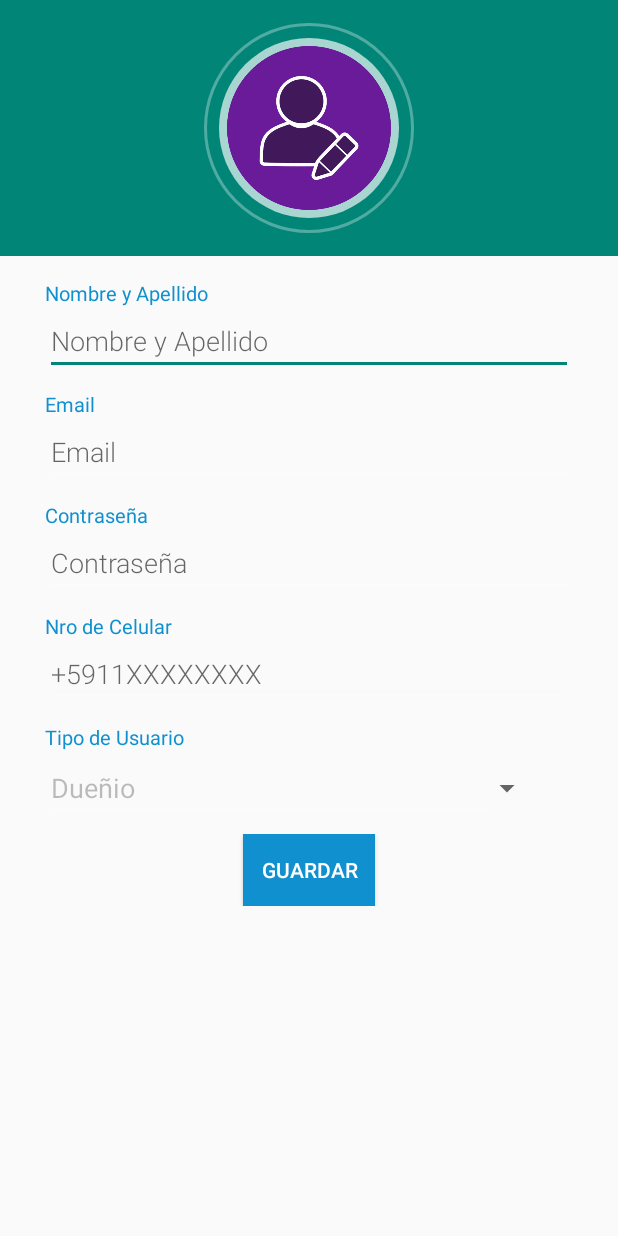
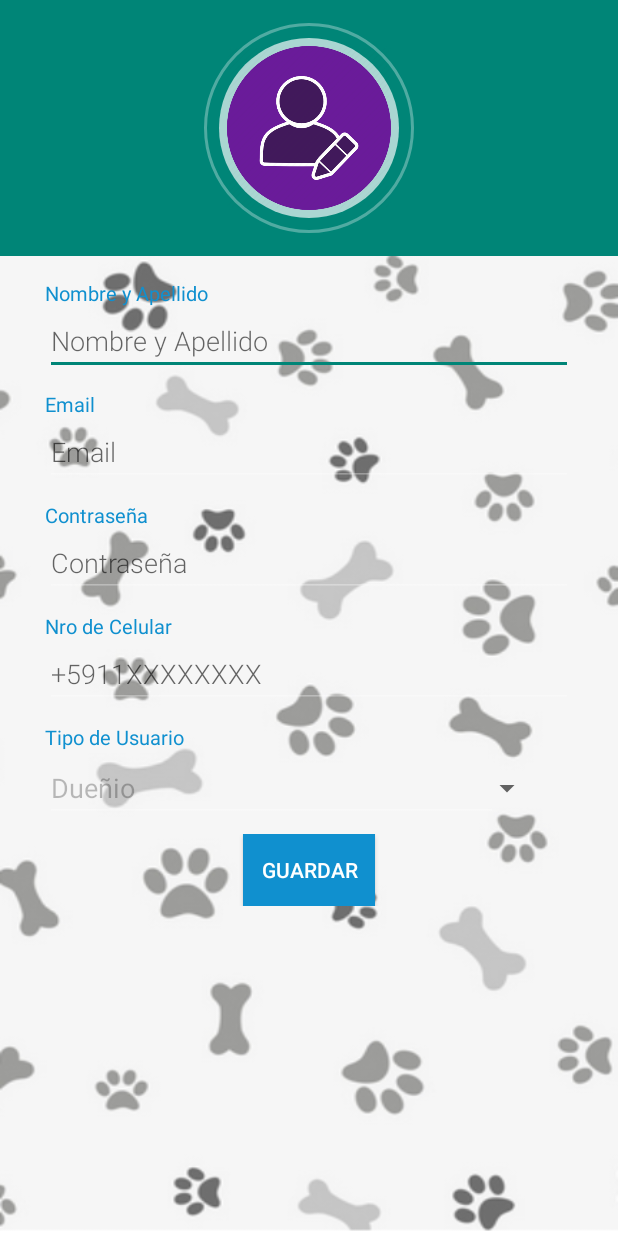
Before and after one commit to UTN-FRBA-Mobile/Dogger, an Android app: the RegisterActivity screen opened directly, with no data from a screen before it, on a phone screen of 412 x 824 dp. Run offline under Robolectric (Android 15) with nearby library versions, the light colour scheme and no system bars; our stand-ins replace Firebase (no records; nobody signed in at launch, a user with empty details on screens opened directly).

Commit message:
cambiar fondo

```diff
--- a/app/src/main/res/layout/activity_register.xml
+++ b/app/src/main/res/layout/activity_register.xml
@@ -55,7 +55,8 @@
         <RelativeLayout
             android:layout_width="match_parent"
             android:layout_height="match_parent"
-            android:layout_below="@+id/rellay1">
+            android:layout_below="@+id/rellay1"
+            android:background="@drawable/background">
 
             <LinearLayout
                 android:layout_width="match_parent"
--- a/app/src/main/res/layout/activity_user_profile.xml
+++ b/app/src/main/res/layout/activity_user_profile.xml
@@ -52,7 +52,8 @@
         <RelativeLayout
             android:layout_width="match_parent"
             android:layout_height="match_parent"
-            android:layout_below="@+id/rellay1">
+            android:layout_below="@+id/rellay1"
+            android:background="@drawable/background">
 
             <LinearLayout
                 android:layout_width="match_parent"
```
